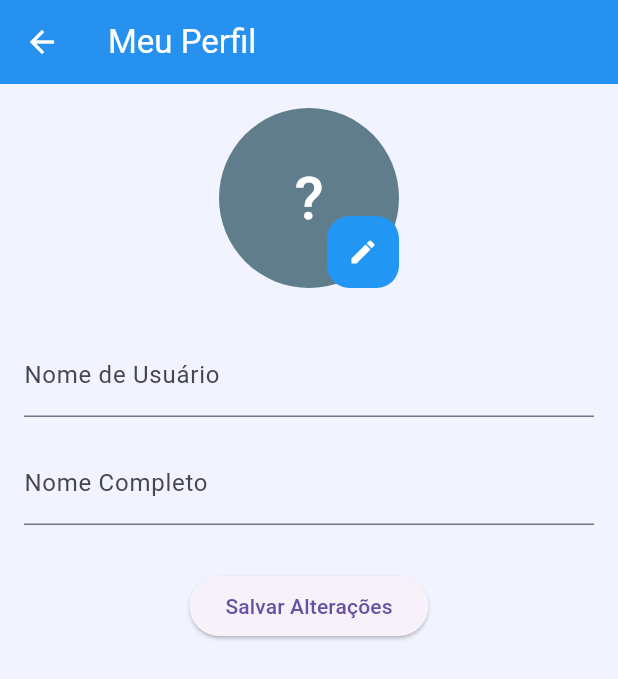
After one commit to Ranchoneetoo26/Chat_App_Flutter_Supabase, a Flutter app: the ProfilePage screen opened directly, on a phone screen of 412 x 824 dp. The commit adds this screen. Shown: the top 679 px of the screen. Run offline on Flutter 3.47's test engine with Material 3 defaults, Android fonts, the phone set to English and light mode, and no system bars; our stand-ins replace supabase_flutter; accounts and stored records are empty.

Commit message:
fix login page and perfil

```diff
--- /dev/null
+++ b/src/devtools_options.yaml
@@ -0,0 +1,3 @@
+description: This file stores settings for Dart & Flutter DevTools.
+documentation: https://docs.flutter.dev/tools/devtools/extensions#configure-extension-enablement-states
+extensions:
--- /dev/null
+++ b/src/lib/ui/pages/profile_page.dart
@@ -0,0 +1,183 @@
+// lib/ui/pages/profile_page.dart
+
+import 'package:flutter/material.dart';
+import 'package:supabase_flutter/supabase_flutter.dart';
+import '../../main.dart'; // Para usar 'supabase'
+
+class ProfilePage extends StatefulWidget {
+  const ProfilePage({super.key});
+
+  @override
+  State<ProfilePage> createState() => _ProfilePageState();
+}
+
+class _ProfilePageState extends State<ProfilePage> {
+  // Removido 'final' para permitir inicialização no initState
+  late SupabaseClient supabase;
+  late String currentUserId; // Removido 'final'
+
+  // Controllers para editar o nome
+  final _usernameController = TextEditingController();
+  final _fullNameController = TextEditingController();
+
+  bool _isLoading = true;
+  String _profileImageUrl = '';
+  String _initialUsername = '';
+  String _initialFullName = '';
+
+  @override
+  void initState() {
+    super.initState();
+    // 1. Inicializa o membro 'supabase' e 'currentUserId' aqui.
+    supabase = Supabase.instance.client;
+    currentUserId = supabase.auth.currentUser!.id;
+
+    // Agora que o ID está inicializado, carregamos o perfil
+    _loadProfile();
+  }
+
+  // --- Funções de Lógica ---
+  Future<void> _loadProfile() async {
+    // 1. Buscar o nome completo e username do Supabase Postgres
+    // (A tabela deve ser 'profiles' conforme o escopo do projeto)
+    try {
+      final response = await supabase
+          .from('profiles')
+          .select('username, full_name, avatar_url')
+          .eq('id', currentUserId)
+          .single();
+
+      _initialUsername = response['username'] as String;
+      _initialFullName = response['full_name'] as String;
+      _profileImageUrl = response['avatar_url'] as String;
+
+      _usernameController.text = _initialUsername;
+      _fullNameController.text = _initialFullName;
+
+      if (mounted) {
+        setState(() {
+          _isLoading = false;
+        });
+      }
+    } catch (e) {
+      if (mounted) {
+        setState(() {
+          _isLoading = false;
+        });
+        _showSnackBar(context, 'Erro ao carregar perfil: $e', isError: true);
+      }
+    }
+  }
+
+  Future<void> _updateProfile() async {
+    // 2. Atualizar o nome completo e username no Supabase Postgres
+    if (_usernameController.text.isEmpty || _fullNameController.text.isEmpty) {
+      _showSnackBar(context, 'Nome de usuário e nome completo são obrigatórios.', isError: true);
+      return;
+    }
+
+    try {
+      await supabase.from('profiles').update({
+        'username': _usernameController.text.trim(),
+        'full_name': _fullNameController.text.trim(),
+      }).eq('id', currentUserId);
+
+      _showSnackBar(context, 'Perfil atualizado com sucesso!', isError: false);
+    } catch (e) {
+      _showSnackBar(context, 'Erro ao atualizar perfil: $e', isError: true);
+    }
+  }
+
+  // Função auxiliar de SnackBar (simplificada)
+  void _showSnackBar(BuildContext context, String message, {bool isError = false}) {
+    ScaffoldMessenger.of(context).showSnackBar(
+      SnackBar(
+        content: Text(message),
+        backgroundColor: isError ? Colors.red : Colors.green,
+      ),
+    );
+  }
+
+  @override
+  Widget build(BuildContext context) {
+    return Scaffold(
+      appBar: AppBar(
+        title: const Text('Meu Perfil'),
+      ),
+      body: _isLoading
+          ? const Center(child: CircularProgressIndicator())
+          : SingleChildScrollView(
+              padding: const EdgeInsets.all(16.0),
+              child: Column(
+                crossAxisAlignment: CrossAxisAlignment.center,
+                children: [
+                  // 3. Imagem do Perfil (futuro upload)
+                  _buildProfileImage(),
+                  const SizedBox(height: 30),
+
+                  // 4. Campo para NOME DE USUÁRIO
+                  TextFormField(
+                    controller: _usernameController,
+                    decoration: const InputDecoration(labelText: 'Nome de Usuário'),
+                  ),
+                  const SizedBox(height: 16),
+
+                  // 5. Campo para NOME COMPLETO
+                  TextFormField(
+                    controller: _fullNameController,
+                    decoration: const InputDecoration(labelText: 'Nome Completo'),
+                  ),
+                  const SizedBox(height: 30),
+
+                  // 6. Botão de Salvar
+                  ElevatedButton(
+                    onPressed: _updateProfile,
+                    child: const Text('Salvar Alterações'),
+                  ),
+                ],
+              ),
+            ),
+    );
+  }
+
+  // Widget para Imagem de Perfil (futuramente com lógica de upload)
+  Widget _buildProfileImage() {
+    final hasImage = _profileImageUrl.isNotEmpty;
+    final initials = (_initialUsername.isNotEmpty ? _initialUsername[0] : '?').toUpperCase();
+
+    return Stack(
+      alignment: Alignment.center,
+      children: [
+        CircleAvatar(
+          radius: 60,
+          backgroundColor: Colors.blueGrey,
+          backgroundImage: hasImage ? NetworkImage(_profileImageUrl) : null,
+          child: hasImage
+              ? null
+              : Text(
+                  initials,
+                  style: const TextStyle(fontSize: 40, color: Colors.white),
+                ),
+        ),
+        // Ícone de Câmera/Edição (para o próximo passo de upload)
+        Positioned(
+          bottom: 0,
+          right: 0,
+          child: Container(
+            decoration: BoxDecoration(
+              color: Colors.blue,
+              borderRadius: BorderRadius.circular(15),
+            ),
+            child: IconButton(
+              icon: const Icon(Icons.edit, color: Colors.white, size: 20),
+              onPressed: () {
+                // TODO: Implementar upload de imagem (Próxima tarefa)
+                _showSnackBar(context, 'Funcionalidade de upload será implementada a seguir.');
+              },
+            ),
+          ),
+        ),
+      ],
+    );
+  }
+}
```
Also changed, not shown: src/lib/main.dart (+70 -159 lines), src/lib/ui/pages/chat_page.dart (+80 -35 lines), src/lib/ui/widgets/custom_input.dart (+19 -18 lines), src/pubspec.lock.
